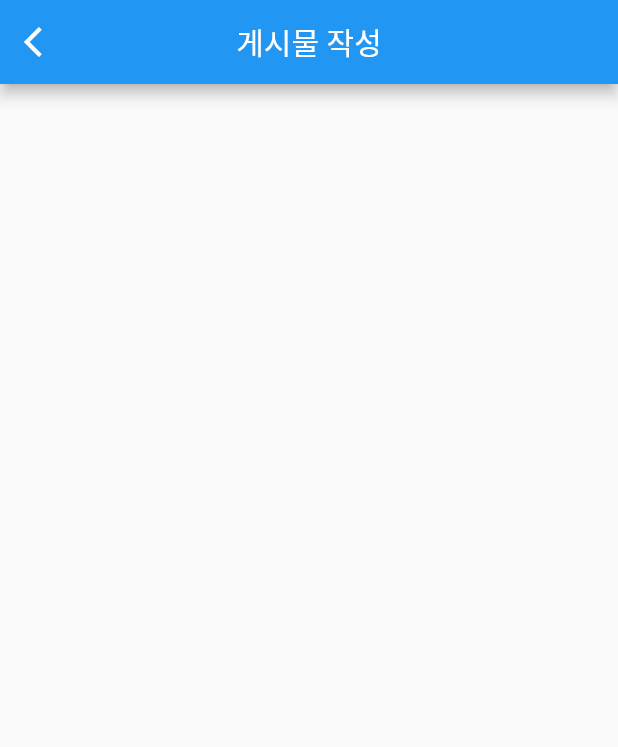
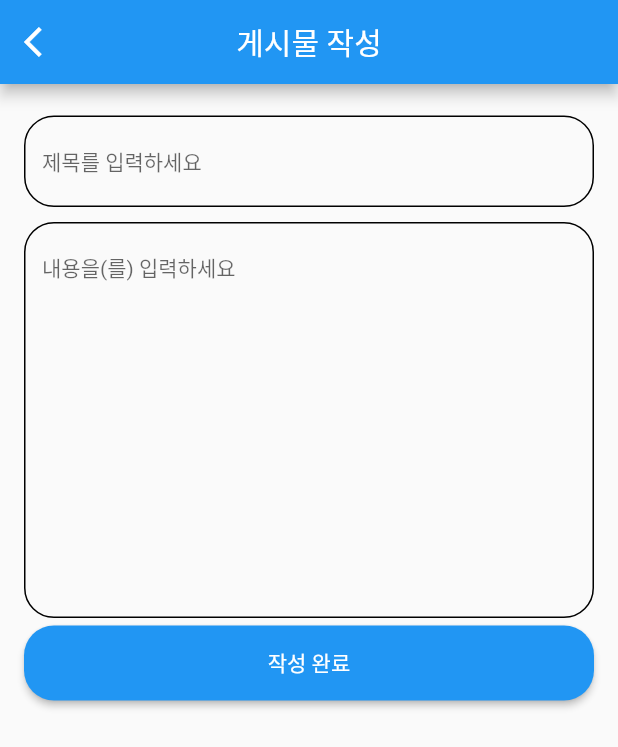
Before and after one commit to UniBond-jijijin/UniBond-flutter, a Flutter app: the WriteScreen screen opened directly, on a phone screen of 412 x 824 dp. Shown: the top 747 px of the screen. Run offline on Flutter 3.47's test engine with Material 2 defaults, Android fonts, the phone set to English and light mode, and no system bars; our stand-ins replace get, validators.

Commit message:
#4 Feat: 게시물 작성화면 기능 구현
- validator새로 생성
- textarea를 위한 위젯생성
- Fix: overflow view수정

```diff
--- a/unibond/lib/screens/community/post_write_screen.dart
+++ b/unibond/lib/screens/community/post_write_screen.dart
@@ -1,8 +1,14 @@
 import 'package:flutter/material.dart';
 import 'package:get/get.dart';
+import 'package:unibond/screens/home_screen.dart';
+import 'package:unibond/util/validator_util.dart';
+import 'package:unibond/widgets/custom_text_form_field.dart';
+import 'package:unibond/widgets/custom_textarea.dart';
+import 'package:unibond/widgets/custon_elevated_button.dart';
 
 class WriteScreen extends StatelessWidget {
-  const WriteScreen({super.key});
+  final _formKey = GlobalKey<FormState>();
+  WriteScreen({super.key});
 
   @override
   Widget build(BuildContext context) {
@@ -17,6 +23,26 @@ class WriteScreen extends StatelessWidget {
           },
         ),
       ),
+      body: Padding(
+        padding: const EdgeInsets.all(16.0),
+        child: Form(
+          key: _formKey,
+          child: ListView(
+            children: [
+              CustomTextFormField(hint: "제목", funvalidator: validateTitle),
+              CustomTextArea(hint: "내용", funvalidator: validateContent),
+              CustomElevatedButton(
+                text: "작성 완료",
+                screenRoute: () {
+                  if (isValid(_formKey)) {
+                    Get.off(() => const HomeScreen());
+                  }
+                },
+              ),
+            ],
+          ),
+        ),
+      ),
     );
   }
 }
--- a/unibond/lib/screens/home_screen.dart
+++ b/unibond/lib/screens/home_screen.dart
@@ -37,6 +37,7 @@ class HomeScreen extends StatelessWidget {
                   end: Alignment.bottomCenter,
                 ),
               ),
+              child: SingleChildScrollView(
                 child: Column(
                   mainAxisAlignment: MainAxisAlignment.start,
                   children: [
@@ -105,6 +106,7 @@ class HomeScreen extends StatelessWidget {
                 ),
               ),
             ),
+          ),
           Expanded(
             flex: 6,
             child: Container(
@@ -164,7 +166,7 @@ class HomeScreen extends StatelessWidget {
       ),
       floatingActionButton: FloatingActionButton.extended(
         onPressed: () {
-          Get.to(() => const WriteScreen());
+          Get.to(() => WriteScreen());
         },
         elevation: 4,
         label: const Text('글쓰기'),
--- a/unibond/lib/util/validator_util.dart
+++ b/unibond/lib/util/validator_util.dart
@@ -37,3 +37,23 @@ Function validatePassword = (String? value) {
     return null;
   }
 };
+
+Function validateTitle = (String? value) {
+  if (value == null || value.isEmpty) {
+    return "값을 입력해주세요.";
+  } else if (value.length > 30) {
+    return "제목은 30자 이하로 입력해주세요.";
+  } else {
+    return null;
+  }
+};
+
+Function validateContent = (String? value) {
+  if (value == null || value.isEmpty) {
+    return "값을 입력해주세요.";
+  } else if (value.length > 500) {
+    return "내용은 500자 이하로 입력해주세요.";
+  } else {
+    return null;
+  }
+};
--- /dev/null
+++ b/unibond/lib/widgets/custom_textarea.dart
@@ -0,0 +1,36 @@
+import 'package:flutter/material.dart';
+
+class CustomTextArea extends StatelessWidget {
+  final String hint;
+  final funvalidator;
+
+  const CustomTextArea(
+      {super.key, required this.hint, required this.funvalidator});
+
+  @override
+  Widget build(BuildContext context) {
+    return Padding(
+      padding: const EdgeInsets.symmetric(vertical: 5.0),
+      child: TextFormField(
+        maxLines: 14,
+        validator: funvalidator,
+        style: const TextStyle(fontSize: 14),
+        decoration: InputDecoration(
+          hintText: "$hint을(를) 입력하세요",
+          enabledBorder: OutlineInputBorder(
+            borderRadius: BorderRadius.circular(20),
+          ),
+          focusedBorder: OutlineInputBorder(
+            borderRadius: BorderRadius.circular(20),
+          ),
+          errorBorder: OutlineInputBorder(
+            borderRadius: BorderRadius.circular(20),
+          ),
+          focusedErrorBorder: OutlineInputBorder(
+            borderRadius: BorderRadius.circular(20),
+          ),
+        ),
+      ),
+    );
+  }
+}
```
Lines whose indentation alone changed are shown as unchanged.
